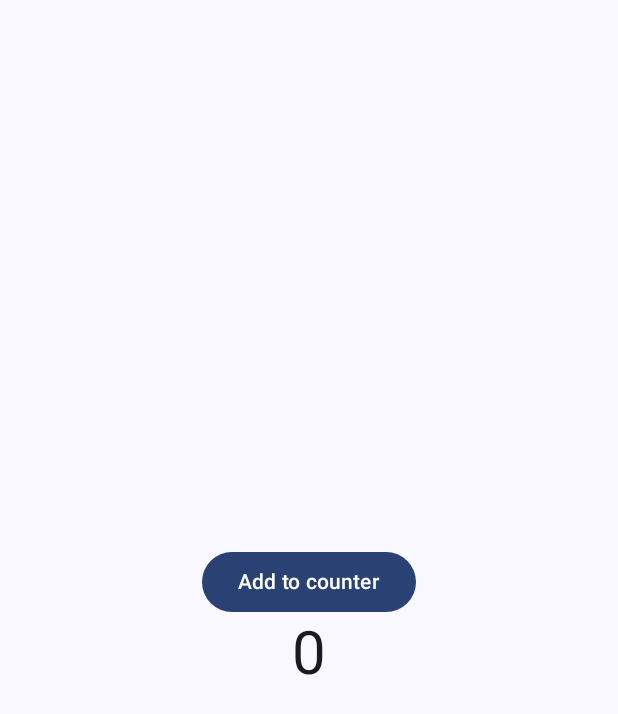
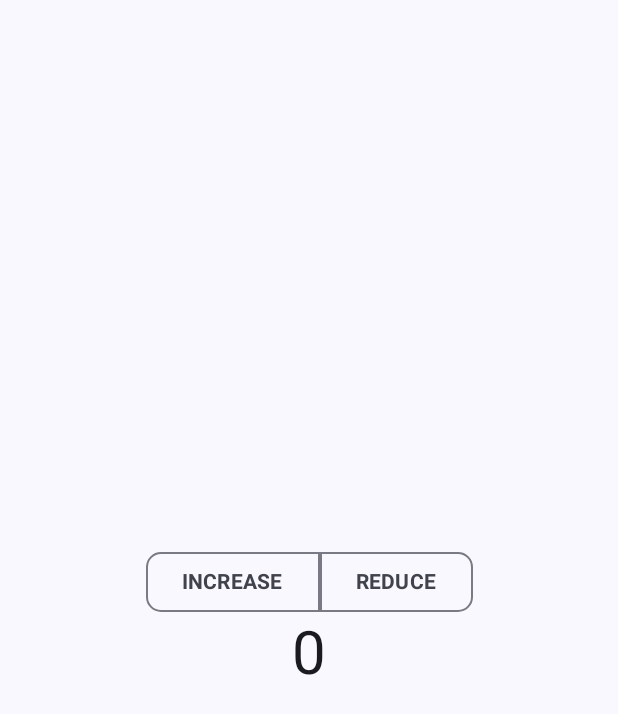
Before and after one commit to Parth4210/Workshop_part2, an Android app built with Jetpack Compose: the AnimatedBtn2 screen opened directly, with no data from a screen before it, on a phone screen of 412 x 824 dp. Shown: the top 714 px of the screen. Run offline under Robolectric (Android 15) with nearby library versions, the phone set to English and light mode, and no system bars.

Commit message:
Added increase/decrease button

```diff
--- a/app/build.gradle.kts
+++ b/app/build.gradle.kts
@@ -55,6 +55,7 @@ dependencies {
     implementation(libs.androidx.credentials)
     implementation(libs.androidx.credentials.play.services.auth)
     implementation(libs.googleid)
+    implementation(libs.androidx.material3)
     testImplementation(libs.junit)
     androidTestImplementation(libs.androidx.junit)
     androidTestImplementation(libs.androidx.espresso.core)
--- a/app/src/main/java/com/parth/workshop_part2/ui/theme/AnimatedBtn2.kt
+++ b/app/src/main/java/com/parth/workshop_part2/ui/theme/AnimatedBtn2.kt
@@ -6,18 +6,23 @@ import androidx.activity.compose.setContent
 import androidx.activity.enableEdgeToEdge
 import androidx.compose.animation.AnimatedContent
 import androidx.compose.animation.AnimatedVisibility
+import androidx.compose.animation.fadeIn
+import androidx.compose.animation.fadeOut
 import androidx.compose.animation.slideInVertically
 import androidx.compose.animation.slideOutVertically
 import androidx.compose.animation.togetherWith
 import androidx.compose.foundation.layout.Arrangement
 import androidx.compose.foundation.layout.Column
+import androidx.compose.foundation.layout.Row
 import androidx.compose.foundation.layout.fillMaxSize
 import androidx.compose.foundation.layout.padding
 import androidx.compose.foundation.layout.size
+import androidx.compose.foundation.shape.RoundedCornerShape
 import androidx.compose.material.icons.Icons
 import androidx.compose.material.icons.rounded.Person
 import androidx.compose.material3.Button
 import androidx.compose.material3.Icon
+import androidx.compose.material3.OutlinedButton
 import androidx.compose.material3.Scaffold
 import androidx.compose.material3.Text
 import androidx.compose.runtime.Composable
@@ -25,6 +30,7 @@ import androidx.compose.runtime.mutableStateOf
 import androidx.compose.runtime.remember
 import androidx.compose.ui.Alignment
 import androidx.compose.ui.Modifier
+import androidx.compose.ui.text.font.FontWeight
 import androidx.compose.ui.tooling.preview.Preview
 import androidx.compose.ui.unit.dp
 import androidx.compose.ui.unit.sp
@@ -35,7 +41,8 @@ class AnimatedBtn2 : ComponentActivity() {
         super.onCreate(savedInstanceState)
         enableEdgeToEdge()
         setContent {
-            val counter = remember{ mutableStateOf(0) }
+            val counter = remember { mutableStateOf(0) }
+            val oldCounter = remember { mutableStateOf(0) }
             Workshop_part2Theme {
                 Scaffold(modifier = Modifier.fillMaxSize()) { innerPadding ->
                     Column(
@@ -43,20 +50,53 @@ class AnimatedBtn2 : ComponentActivity() {
                         verticalArrangement = Arrangement.Center,
                         modifier = Modifier
                             .fillMaxSize()
-                            .padding(innerPadding),
+                            .padding(innerPadding)
                     ) {
-                        Button(
-                            onClick = {
-                                counter.value += 1
+                        Row {
+                            OutlinedButton(
+                                shape = RoundedCornerShape(
+                                    10.dp,
+                                    0.dp,
+                                    0.dp,
+                                    10.dp,
+                                ),
+                                onClick = {
+                                    oldCounter.value = counter.value-1
+                                    counter.value += 1
+                                }) {
+                                Text("INCREASE", fontWeight = FontWeight.Bold)
                             }
-                        ) {
-                            Text("Add to counter")
+                            OutlinedButton(
+                                shape = RoundedCornerShape(
+                                    0.dp,
+                                    10.dp,
+                                    10.dp,
+                                    0.dp,
+                                ),
+                                onClick = {
+                                    oldCounter.value = counter.value-1
+                                    counter.value -= 1
+                                }) {
+                                Text("REDUCE", fontWeight = FontWeight.Bold)
+                            }
                         }
+
                         AnimatedContent(
                             targetState = counter.value,
+//                            transitionSpec = { fadeIn() + scaleIn() + slideInHorizontally() togetherWith fadeOut() + scaleOut() + slideOutHorizontally() },
                             transitionSpec = {
-                                slideInVertically() togetherWith slideOutVertically { targetOffset ->
-                                    targetOffset
+                                if (counter.value > oldCounter.value) {
+                                    slideInVertically { targetOffset ->
+                                        +targetOffset
+                                    } togetherWith slideOutVertically { targetOffset ->
+                                        -targetOffset
+                                    }
+                                } else {
+                                    slideInVertically { targetOffset ->
+                                        -targetOffset
+                                    } togetherWith slideOutVertically { targetOffset ->
+                                        +targetOffset
+                                    }
                                 }
                             }
                         ) { content ->
--- a/gradle/libs.versions.toml
+++ b/gradle/libs.versions.toml
@@ -14,6 +14,7 @@ firebaseAuth = "24.0.1"
 credentials = "1.5.0"
 credentialsPlayServicesAuth = "1.5.0"
 googleid = "1.1.1"
+material3 = "1.3.2"
 
 [libraries]
 androidx-core-ktx = { group = "androidx.core", name = "core-ktx", version.ref = "coreKtx" }
@@ -35,6 +36,7 @@ firebase-auth = { group = "com.google.firebase", name = "firebase-auth", version
 androidx-credentials = { group = "androidx.credentials", name = "credentials", version.ref = "credentials" }
 androidx-credentials-play-services-auth = { group = "androidx.credentials", name = "credentials-play-services-auth", version.ref = "credentialsPlayServicesAuth" }
 googleid = { group = "com.google.android.libraries.identity.googleid", name = "googleid", version.ref = "googleid" }
+androidx-material3 = { group = "androidx.compose.material3", name = "material3", version.ref = "material3" }
 
 [plugins]
 android-application = { id = "com.android.application", version.ref = "agp" }
```
